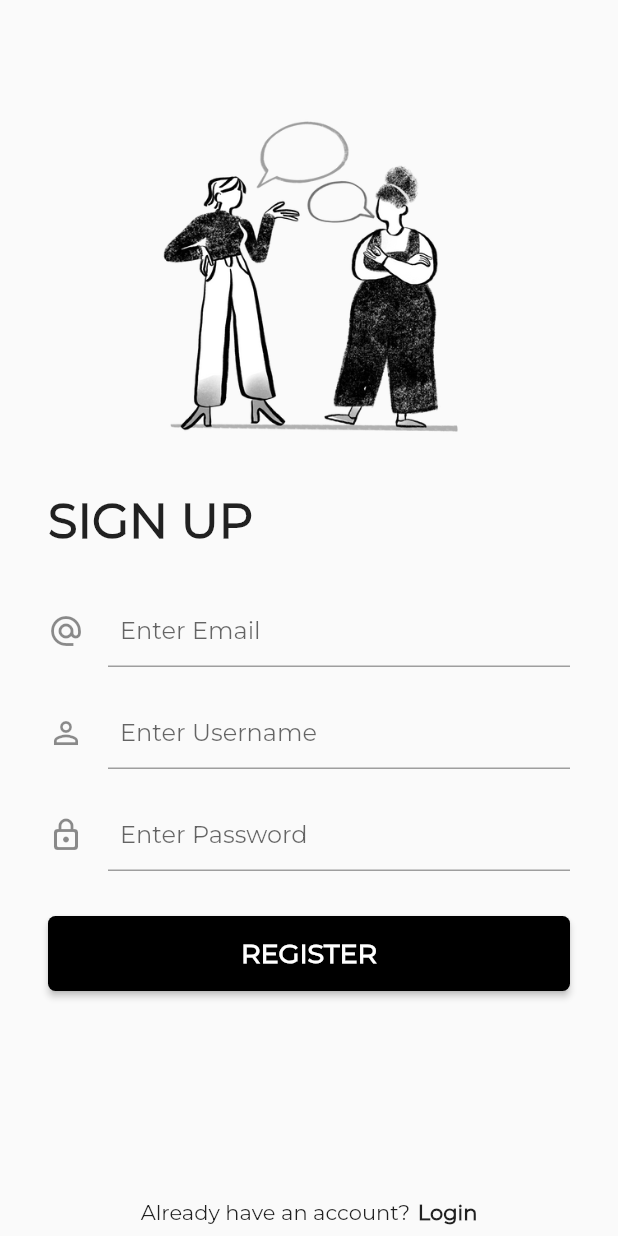
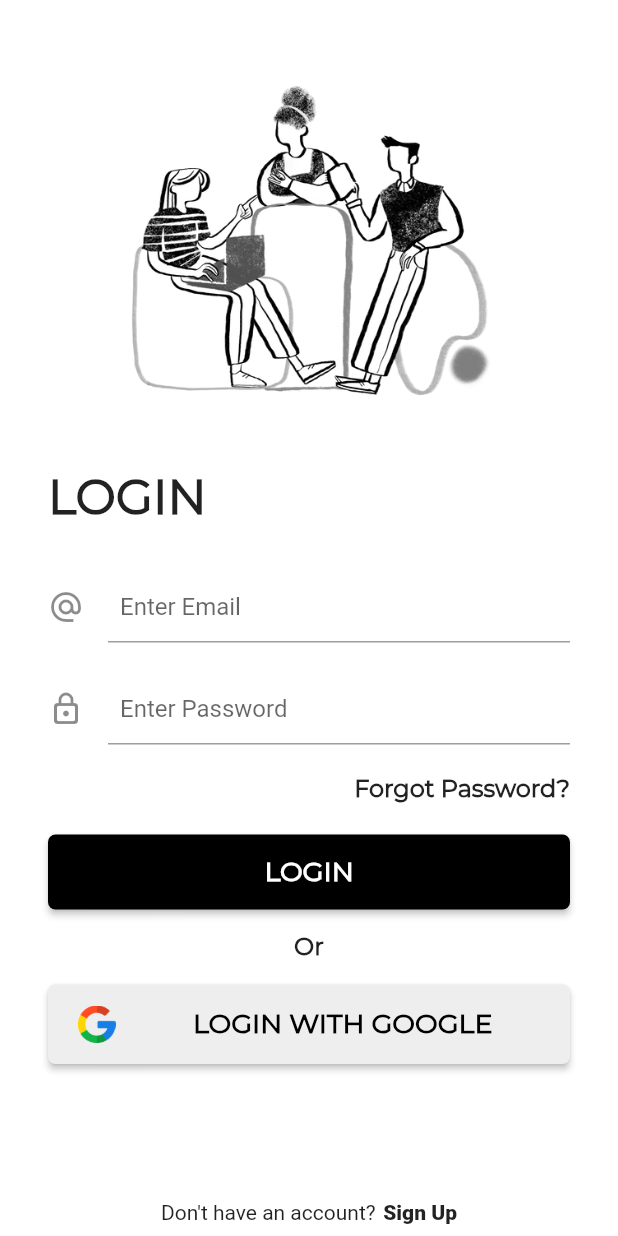
Before and after one commit to VincenSanjaya/TugasStateManagement, a Flutter app: the screen it shows after launch, on a phone screen of 412 x 824 dp. Run offline on Flutter 3.47's test engine with Material 2 defaults, Android fonts, the light colour scheme and no system bars; our stand-ins replace cloud_firestore, firebase_auth, firebase_core, firebase_storage, gap, image_picker; accounts and stored records are empty.

Commit message:
Feat: [VG] Auth Register Firebase

```diff
--- a/lib/main.dart
+++ b/lib/main.dart
@@ -1,8 +1,10 @@
+import 'package:firebase_auth/firebase_auth.dart';
 import 'package:firebase_core/firebase_core.dart';
 import 'package:flutter/material.dart';
+import 'package:provider/provider.dart';
+import 'package:tugas_state_management/provider/user_provider.dart';
+import 'package:tugas_state_management/screen/home.dart';
 import 'package:tugas_state_management/screen/login_screen.dart';
-import 'package:tugas_state_management/screen/register_screen.dart';
-
 import 'utils/theme.dart';
 
 void main() async {
@@ -17,14 +19,41 @@ class MyApp extends StatelessWidget {
   // This widget is the root of your application.
   @override
   Widget build(BuildContext context) {
-    return MaterialApp(
-      debugShowCheckedModeBanner: false,
-      title: 'Tugas State Management',
-      theme: ThemeData(
-        primarySwatch: primaryBlack,
-        fontFamily: 'Montserrat',
+    return MultiProvider(
+      providers: [
+        ChangeNotifierProvider(create: (_) => UserProvider()),
+      ],
+      child: MaterialApp(
+        debugShowCheckedModeBanner: false,
+        theme: ThemeData.light().copyWith(
+          scaffoldBackgroundColor: Colors.white,
+        ),
+        title: 'Instagram Clone',
+        // home: const ResponsiveLayout(
+        //     mobileScreenLayout: MobileScreenLayout(),
+        //     webScreenLayout: WebScreenLayout())
+        home: StreamBuilder(
+            stream: FirebaseAuth.instance.authStateChanges(),
+            builder: (context, snapshot) {
+              if (snapshot.connectionState == ConnectionState.active) {
+                if (snapshot.hasData) {
+                  return HomeScreen();
+                } else if (snapshot.hasError) {
+                  return Center(
+                    child: Text(snapshot.error.toString()),
+                  );
+                }
+              }
+              if (snapshot.connectionState == ConnectionState.waiting) {
+                return const Center(
+                  child: CircularProgressIndicator(
+                    color: Colors.blue,
+                  ),
+                );
+              }
+              return LoginScreen();
+            }),
       ),
-      home: RegisterScreen()
     );
   }
 }
--- /dev/null
+++ b/lib/models/user.dart
@@ -0,0 +1,32 @@
+import 'package:cloud_firestore/cloud_firestore.dart';
+
+class User {
+  final String uid;
+  final String username;
+  final String email;
+  final String photoUrl;
+
+  User({
+    required this.uid,
+    required this.username,
+    required this.email,
+    required this.photoUrl,
+  });
+
+  Map<String, dynamic> toJson() => {
+    'uid': uid,
+    'username': username,
+    'email': email,
+    'photoUrl': photoUrl,
+  };
+
+  static User fromSnap(DocumentSnapshot snap) {
+    var snapshot = snap.data() as Map<String, dynamic>;
+    return User(
+      uid: snapshot['uid'],
+      username: snapshot['username'],
+      email: snapshot['email'],
+      photoUrl: snapshot['photoUrl'],
+    );
+  }
+}
--- /dev/null
+++ b/lib/provider/user_provider.dart
@@ -0,0 +1,19 @@
+import 'package:flutter/material.dart';
+import 'package:tugas_state_management/models/user.dart';
+import 'package:tugas_state_management/resources/auth_method.dart';
+
+class UserProvider with ChangeNotifier {
+  User? _user;
+
+  final AuthMethods _authMethods = AuthMethods();
+
+  User? get getUser => _user;
+
+  Future<void> refreshUser() async {
+    User user = await _authMethods.getUserDetails();
+
+    _user = user;
+
+    notifyListeners();
+  }
+}
--- a/lib/screen/login_screen.dart
+++ b/lib/screen/login_screen.dart
@@ -1,5 +1,6 @@
 import 'package:flutter/material.dart';
 import 'package:gap/gap.dart';
+import 'package:tugas_state_management/screen/register_screen.dart';
 import 'package:tugas_state_management/widget/text-field_input.dart';
 
 class LoginScreen extends StatefulWidget {
@@ -165,7 +166,9 @@ class _LoginScreenState extends State<LoginScreen> {
                 width: 5,
               ),
               GestureDetector(
-                onTap: () {},
+                onTap: () {
+                  Navigator.push(context, MaterialPageRoute(builder: (context) => RegisterScreen()));
+                },
                 child: Container(
                   child: const Text("Sign Up", style: TextStyle(
                       fontWeight: FontWeight.w900
--- a/pubspec.yaml
+++ b/pubspec.yaml
@@ -41,6 +41,9 @@ dependencies:
   firebase_auth: ^4.2.5
   firebase_core: ^2.4.1
   firebase_storage: ^11.0.10
+  flutter_svg: ^1.1.6
+  image_picker: ^0.8.6
+  provider: ^6.0.5
 
 dev_dependencies:
   flutter_test:
```
Also changed, not shown: lib/resources/auth_method.dart (added, +90 -0 lines), lib/resources/storage_methods.dart (added, +21 -0 lines), lib/screen/home.dart (added, +22 -0 lines), lib/screen/register_screen.dart (+85 -19 lines), lib/utils/utils.dart (added, +20 -0 lines), pubspec.lock.
